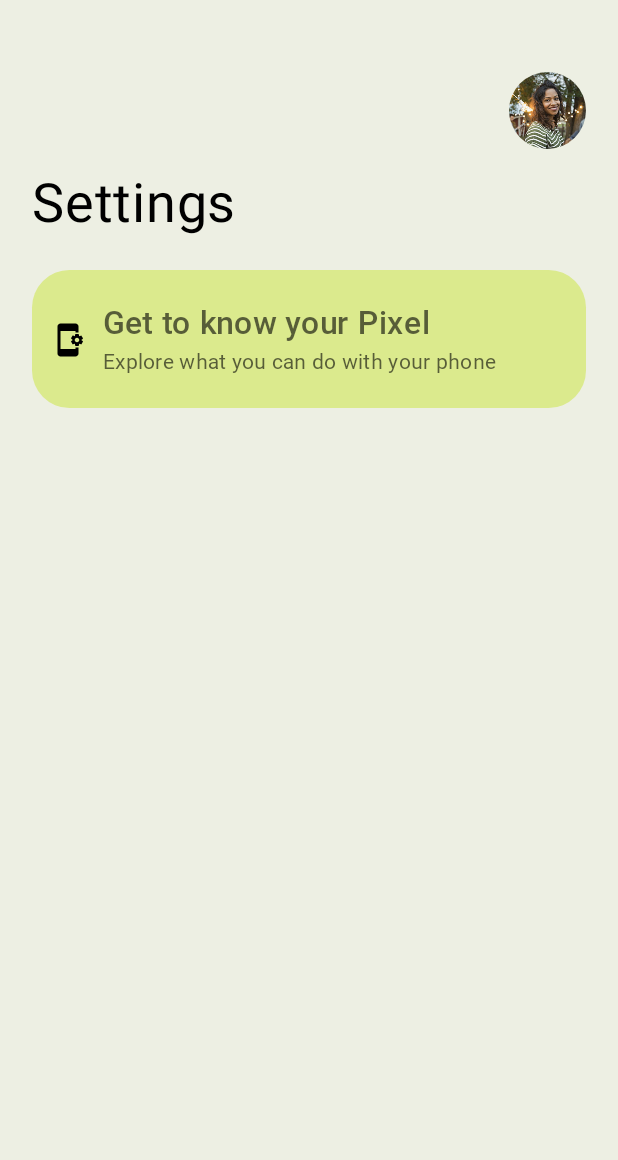
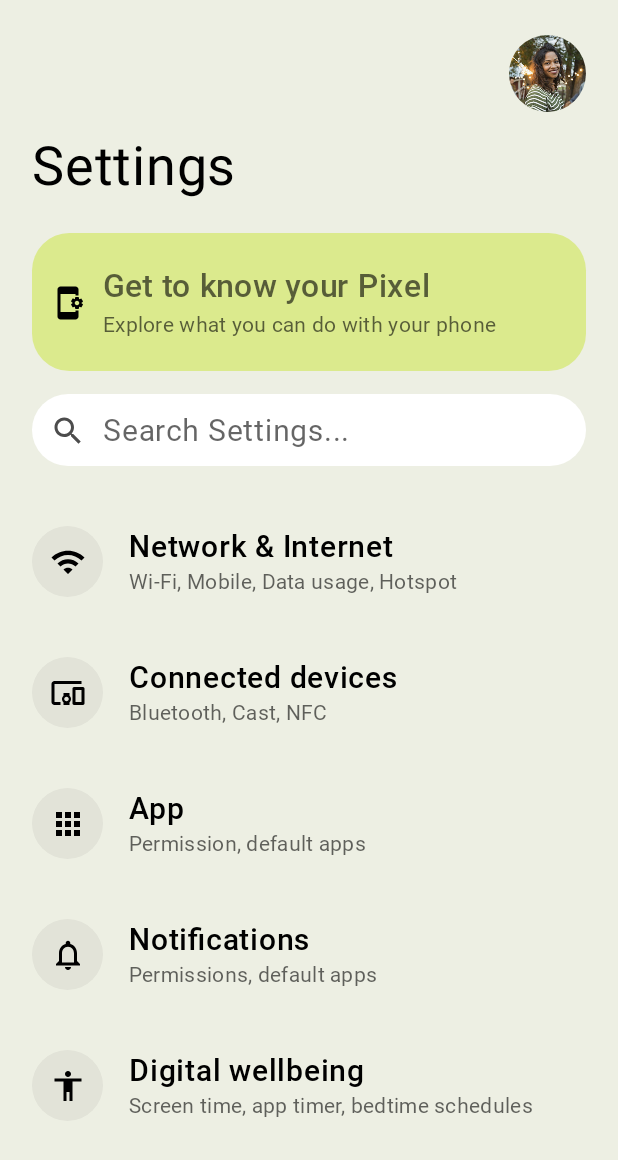
Before and after one commit to xm1ls/MobileDev, an Android app built with Jetpack Compose: the screen it shows after launch (MainActivity), on a phone screen of 412 x 824 dp. Shown: the top 1160 px of the screen. Run offline under Robolectric (Android 15) with nearby library versions, the phone set to English and light mode, and no system bars.

Commit message:
use pageitem component to complete layout

```diff
--- a/app/src/main/java/com/example/settingspage/MainActivity.kt
+++ b/app/src/main/java/com/example/settingspage/MainActivity.kt
@@ -15,30 +15,19 @@
 import androidx.compose.foundation.layout.height
 import androidx.compose.foundation.layout.padding
 import androidx.compose.foundation.layout.size
-import androidx.compose.foundation.layout.width
 import androidx.compose.foundation.shape.RoundedCornerShape
 import androidx.compose.material3.MaterialTheme
-import androidx.compose.material3.Surface
 import androidx.compose.material3.Text
 import androidx.compose.runtime.Composable
 import androidx.compose.ui.Alignment
 import androidx.compose.ui.Modifier
 import androidx.compose.ui.draw.alpha
 import androidx.compose.ui.draw.clip
-import androidx.compose.ui.graphics.Color
 import androidx.compose.ui.graphics.painter.Painter
-import androidx.compose.ui.res.colorResource
 import androidx.compose.ui.res.painterResource
-import androidx.compose.ui.text.font.FontFamily
-import androidx.compose.ui.text.font.FontWeight
-import androidx.compose.ui.text.style.TextAlign
 import androidx.compose.ui.tooling.preview.Preview
-import androidx.compose.ui.unit.TextUnit
 import androidx.compose.ui.unit.dp
-import androidx.compose.ui.unit.sp
-import com.example.settingspage.ui.theme.RobotoTypography
 import com.example.settingspage.ui.theme.SettingsPageTheme
-import com.example.settingspage.ui.theme.robotoFontFamily
 
 class MainActivity : ComponentActivity() {
     override fun onCreate(savedInstanceState: Bundle?) {
@@ -64,7 +53,7 @@
         modifier = modifier
             .fillMaxHeight()
     ) {
-        Spacer(modifier = Modifier.height(48.dp))
+        Spacer(modifier = Modifier.height(23.dp))
         Profile(
             image = painterResource(id = R.drawable.img_avatar),
             imageHorizontalArrangement = Arrangement.End,
@@ -86,7 +75,7 @@
             primaryText = {
                 Text(
                     text = "Get to know your Pixel",
-                    style = MaterialTheme.typography.titleMedium,
+                    style = MaterialTheme.typography.titleLarge,
                     modifier = alphaModifier
                 )
             },
@@ -106,6 +95,145 @@
                 ),
         )
         Spacer(modifier = Modifier.height(15.dp))
+        PageItem(
+            icon = painterResource(id = R.drawable.ic_search),
+            iconModifier = Modifier.alpha(0.7f),
+            iconBgModifier = Modifier.size(47.dp),
+            primaryText = {
+                Text(
+                    text = "Search Settings...",
+                    style = MaterialTheme.typography.titleSmall,
+                    modifier = alphaModifier
+                )
+            },
+            itemBgModifier = Modifier
+                .fillMaxWidth()
+                .height(48.dp)
+                .background(
+                    color = MaterialTheme.colorScheme.tertiary,
+                    shape = RoundedCornerShape(25.dp)
+                ),
+        )
+        Spacer(modifier = Modifier.height(40.dp))
+        PageItem(
+            icon = painterResource(id = R.drawable.ic_wifi),
+            iconBgModifier = Modifier
+                .size(47.dp)
+                .clip(RoundedCornerShape(50))
+                .background(color = MaterialTheme.colorScheme.surface),
+            primaryText = {
+                Text(
+                    text = "Network & Internet",
+                    style = MaterialTheme.typography.titleMedium,
+                )
+            },
+            secondaryText = {
+                Text(
+                    text = "Wi-Fi, Mobile, Data usage, Hotspot",
+                    style = MaterialTheme.typography.labelSmall,
+                    modifier = alphaModifier.padding(top = 4.dp)
+                )
+            },
+            textBgModifier = Modifier.padding(start = 17.dp),
+            itemBgModifier = Modifier
+                .fillMaxWidth()
+        )
+        Spacer(modifier = Modifier.height(40.dp))
+        PageItem(
+            icon = painterResource(id = R.drawable.ic_devices),
+            iconBgModifier = Modifier
+                .size(47.dp)
+                .clip(RoundedCornerShape(50))
+                .background(color = MaterialTheme.colorScheme.surface),
+            primaryText = {
+                Text(
+                    text = "Connected devices",
+                    style = MaterialTheme.typography.titleMedium,
+                )
+            },
+            secondaryText = {
+                Text(
+                    text = "Bluetooth, Cast, NFC",
+                    style = MaterialTheme.typography.labelSmall,
+                    modifier = alphaModifier.padding(top = 4.dp)
+                )
+            },
+            textBgModifier = Modifier.padding(start = 17.dp),
+            itemBgModifier = Modifier
+                .fillMaxWidth()
+        )
+        Spacer(modifier = Modifier.height(40.dp))
+        PageItem(
+            icon = painterResource(id = R.drawable.ic_apps),
+            iconBgModifier = Modifier
+                .size(47.dp)
+                .clip(RoundedCornerShape(50))
+                .background(color = MaterialTheme.colorScheme.surface),
+            primaryText = {
+                Text(
+                    text = "App",
+                    style = MaterialTheme.typography.titleMedium,
+                )
+            },
+            secondaryText = {
+                Text(
+                    text = "Permission, default apps",
+                    style = MaterialTheme.typography.labelSmall,
+                    modifier = alphaModifier.padding(top = 4.dp)
+                )
+            },
+            textBgModifier = Modifier.padding(start = 17.dp),
+            itemBgModifier = Modifier
+                .fillMaxWidth()
+        )
+        Spacer(modifier = Modifier.height(40.dp))
+        PageItem(
+            icon = painterResource(id = R.drawable.ic_notifications),
+            iconBgModifier = Modifier
+                .size(47.dp)
+                .clip(RoundedCornerShape(50))
+                .background(color = MaterialTheme.colorScheme.surface),
+            primaryText = {
+                Text(
+                    text = "Notifications",
+                    style = MaterialTheme.typography.titleMedium,
+                )
+            },
+            secondaryText = {
+                Text(
+                    text = "Permissions, default apps",
+                    style = MaterialTheme.typography.labelSmall,
+                    modifier = alphaModifier.padding(top = 4.dp)
+                )
+            },
+            textBgModifier = Modifier.padding(start = 17.dp),
+            itemBgModifier = Modifier
+                .fillMaxWidth()
+        )
+        Spacer(modifier = Modifier.height(40.dp))
+        PageItem(
+            icon = painterResource(id = R.drawable.ic_accessibility),
+            iconBgModifier = Modifier
+                .size(47.dp)
+                .clip(RoundedCornerShape(50))
+                .background(color = MaterialTheme.colorScheme.surface),
+            primaryText = {
+                Text(
+                    text = "Digital wellbeing",
+                    style = MaterialTheme.typography.titleMedium,
+                )
+            },
+            secondaryText = {
+                Text(
+                    text = "Screen time, app timer, bedtime schedules",
+                    style = MaterialTheme.typography.labelSmall,
+                    modifier = alphaModifier.padding(top = 4.dp)
+                )
+            },
+            textBgModifier = Modifier.padding(start = 17.dp),
+            itemBgModifier = Modifier
+                .fillMaxWidth()
+        )
     }
 }
 
--- a/app/src/main/java/com/example/settingspage/ui/theme/Color.kt
+++ b/app/src/main/java/com/example/settingspage/ui/theme/Color.kt
@@ -4,16 +4,10 @@
 
 //Dark Theme
 
-//val Purple80 = Color(0xFFD0BCFF)
-//val PurpleGrey80 = Color(0xFFCCC2DC)
-//val Pink80 = Color(0xFFEFB8C8)
 
 //Light Theme
 val Black = Color(0xFF000000)
 val Yellow = Color(0xFFDBEA8D)
+val White = Color(0xFFFFFFFF)
 val Grey = Color(0xFFEDEFE3)
 val DarkGrey = Color(0xFFE2E3D8)
-
-//val Purple40 = Color(0xFF6650a4)
-//val PurpleGrey40 = Color(0xFF625b71)
-//val Pink40 = Color(0xFF7D5260)
--- a/app/src/main/java/com/example/settingspage/ui/theme/Theme.kt
+++ b/app/src/main/java/com/example/settingspage/ui/theme/Theme.kt
@@ -24,7 +24,9 @@
 private val LightColorScheme = lightColorScheme(
     primary = Black,
     secondary = Yellow,
-    background = Grey
+    tertiary = White,
+    background = Grey,
+    surface = DarkGrey
 
     /* Other default colors to override
     background = Color(0xFFFFFBFE),
--- a/app/src/main/java/com/example/settingspage/ui/theme/Type.kt
+++ b/app/src/main/java/com/example/settingspage/ui/theme/Type.kt
@@ -49,16 +49,23 @@
         lineHeight = 42.sp,
         letterSpacing = 0.5.sp
     ),
-    titleMedium = TextStyle(
+    titleLarge = TextStyle(
         fontFamily = robotoFontFamily,
         fontWeight = FontWeight.Medium,
         fontSize = 21.sp,
         lineHeight = 25.sp,
         letterSpacing = 0.5.sp
     ),
+    titleMedium = TextStyle(
+        fontFamily = robotoFontFamily,
+        fontWeight = FontWeight.Medium,
+        fontSize = 20.sp,
+        lineHeight = 24.sp,
+        letterSpacing = 0.5.sp
+    ),
     titleSmall = TextStyle(
         fontFamily = robotoFontFamily,
-        fontWeight = FontWeight.Medium,
+        fontWeight = FontWeight.Normal,
         fontSize = 20.sp,
         lineHeight = 24.sp,
         letterSpacing = 0.5.sp
--- a/app/src/main/res/values/colors.xml
+++ b/app/src/main/res/values/colors.xml
@@ -1,10 +1,10 @@
 <?xml version="1.0" encoding="utf-8"?>
 <resources>
-    <color name="purple_200">#FFBB86FC</color>
-    <color name="purple_500">#FF6200EE</color>
-    <color name="purple_700">#FF3700B3</color>
-    <color name="teal_200">#FF03DAC5</color>
-    <color name="teal_700">#FF018786</color>
-    <color name="black">#FF000000</color>
-    <color name="white">#FFFFFFFF</color>
+<!--    <color name="purple_200">#FFBB86FC</color>-->
+<!--    <color name="purple_500">#FF6200EE</color>-->
+<!--    <color name="purple_700">#FF3700B3</color>-->
+<!--    <color name="teal_200">#FF03DAC5</color>-->
+<!--    <color name="teal_700">#FF018786</color>-->
+<!--    <color name="black">#FF000000</color>-->
+<!--    <color name="white">#FFFFFFFF</color>-->
 </resources>
```
